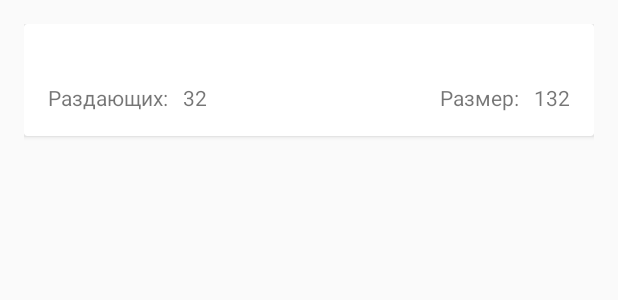
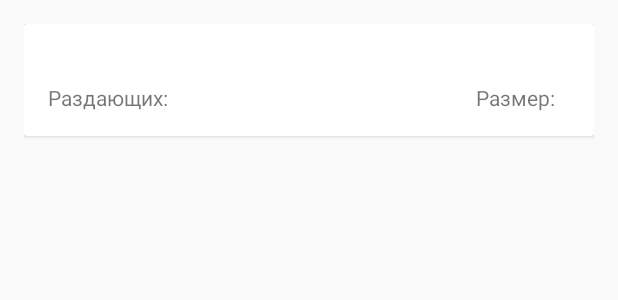
Before and after one commit to Igor-Golitsyn/RUTOR-search, an Android app: the layout cardview_activity.xml on its own in the app's theme, with its tools: preview values and no code run, on a phone screen of 412 x 824 dp. Shown: the top 300 px of the screen. Run offline under Robolectric (Android 15) with nearby library versions, the phone set to English and light mode, and no system bars.

```diff
--- a/app/src/main/res/layout/cardview_activity.xml
+++ b/app/src/main/res/layout/cardview_activity.xml
@@ -38,7 +38,6 @@
                 android:layout_marginLeft="@dimen/spacing_small_10"
                 android:layout_marginTop="@dimen/spacing_tiny_4"
                 android:layout_toRightOf="@id/card_seeders_statName"
-                android:text="32"
                 />
 
             <TextView
@@ -49,7 +48,7 @@
                 android:layout_below="@id/card_name"
                 android:layout_marginLeft="@dimen/spacing_small_10"
                 android:layout_marginTop="@dimen/spacing_tiny_4"
-                android:text="132"/>
+                />
 
             <TextView
                 android:layout_width="wrap_content"
```
